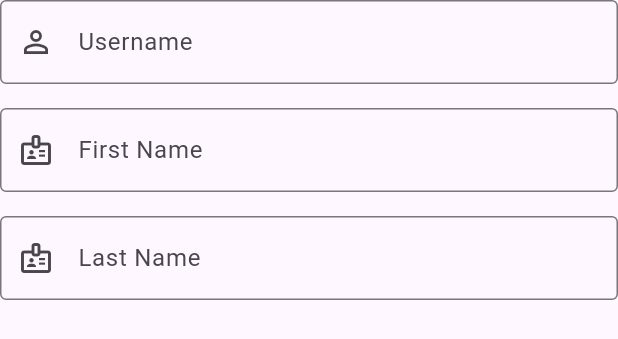
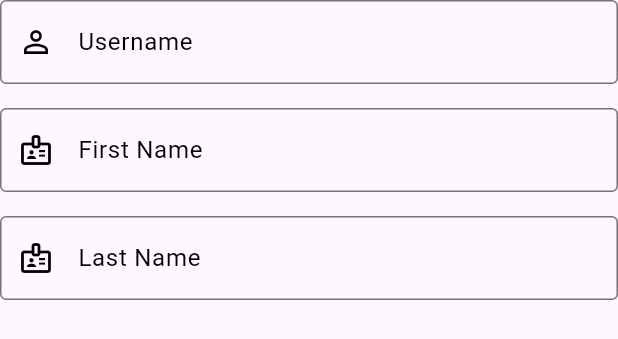
Before and after one commit to LevelUp-Journey/MobileApp-Cross, a Flutter app: the ProfileFormWidget widget shown alone on an empty page, opened directly with empty values, on a phone screen of 412 x 824 dp. Shown: the top 339 px of the screen. Run offline on Flutter 3.47's test engine with Material 3 defaults, Android fonts, the phone set to English and light mode, and no system bars; our stand-ins replace flutter_riverpod, image_picker; missing offline and left inert: cloudinary_public.

Commit message:
style: Enhance UI elements in profile forms and buttons for better visibility

```diff
--- a/lib/profiles/presentation/components/profile_form_widget.dart
+++ b/lib/profiles/presentation/components/profile_form_widget.dart
@@ -25,8 +25,15 @@ class ProfileFormWidget extends StatelessWidget {
             controller: usernameController,
             decoration: const InputDecoration(
               labelText: 'Username',
-              prefixIcon: Icon(Icons.person_outline),
+              labelStyle: TextStyle(color: Colors.black),
+              prefixIcon: Icon(Icons.person_outline, color: Colors.black),
               border: OutlineInputBorder(),
+              focusedBorder: OutlineInputBorder(
+                borderSide: BorderSide(color: Colors.black, width: 2.0),
+              ),
+              enabledBorder: OutlineInputBorder(
+                borderSide: BorderSide(color: Colors.black54),
+              ),
             ),
             validator: (value) {
               if (value == null || value.isEmpty) {
@@ -40,8 +47,15 @@ class ProfileFormWidget extends StatelessWidget {
             controller: firstNameController,
             decoration: const InputDecoration(
               labelText: 'First Name',
-              prefixIcon: Icon(Icons.badge_outlined),
+              labelStyle: TextStyle(color: Colors.black),
+              prefixIcon: Icon(Icons.badge_outlined, color: Colors.black),
               border: OutlineInputBorder(),
+              focusedBorder: OutlineInputBorder(
+                borderSide: BorderSide(color: Colors.black, width: 2.0),
+              ),
+              enabledBorder: OutlineInputBorder(
+                borderSide: BorderSide(color: Colors.black54),
+              ),
             ),
             validator: (value) {
               if (value == null || value.isEmpty) {
@@ -55,8 +69,15 @@ class ProfileFormWidget extends StatelessWidget {
             controller: lastNameController,
             decoration: const InputDecoration(
               labelText: 'Last Name',
-              prefixIcon: Icon(Icons.badge_outlined),
+              labelStyle: TextStyle(color: Colors.black),
+              prefixIcon: Icon(Icons.badge_outlined, color: Colors.black),
               border: OutlineInputBorder(),
+              focusedBorder: OutlineInputBorder(
+                borderSide: BorderSide(color: Colors.black, width: 2.0),
+              ),
+              enabledBorder: OutlineInputBorder(
+                borderSide: BorderSide(color: Colors.black54),
+              ),
             ),
           ),
         ],
--- a/lib/profiles/presentation/components/save_profile_button.dart
+++ b/lib/profiles/presentation/components/save_profile_button.dart
@@ -14,11 +14,13 @@ class SaveProfileButton extends StatelessWidget {
   Widget build(BuildContext context) {
     return ElevatedButton.icon(
       onPressed: isLoading ? null : onPressed,
-      icon: const Icon(Icons.save_alt_outlined),
+      icon: const Icon(Icons.save_alt_outlined, color: Colors.white),
       label: isLoading
           ? const CircularProgressIndicator(color: Colors.white)
-          : const Text('Save Changes'),
+          : const Text('Save Changes', style: TextStyle(color: Colors.white)),
       style: ElevatedButton.styleFrom(
+        backgroundColor: Colors.black,
+        foregroundColor: Colors.white,
         padding: const EdgeInsets.symmetric(vertical: 15),
         textStyle: Theme.of(context).textTheme.labelLarge,
       ),
```
Also changed, not shown: lib/profiles/presentation/components/profile_image_widget.dart (+11 -4 lines).
